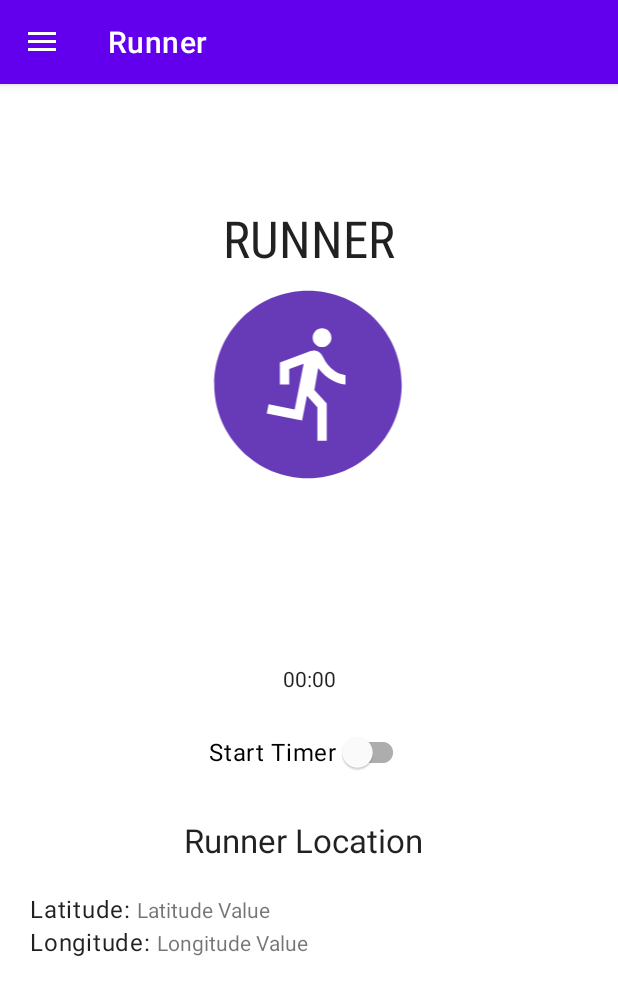
After one commit to niranjk/android_tutorial, an Android app: the RunnerActivity screen opened directly, with no data from a screen before it, on a phone screen of 412 x 824 dp. The commit adds this screen. Shown: the top 995 px of the screen. Run offline under Robolectric (Android 15) with nearby library versions, the phone set to English and light mode, and no system bars; our stand-ins replace data binding.

Commit message:
RunnerApp : Lifecycle aware components - Lifecycle, LifecycleOwner, LifecycleEventObserver

```diff
--- a/app/src/main/AndroidManifest.xml
+++ b/app/src/main/AndroidManifest.xml
@@ -1,6 +1,9 @@
 <?xml version="1.0" encoding="utf-8"?>
 <manifest xmlns:android="http://schemas.android.com/apk/res/android"
           package="com.niranjan.androidtutorials">
+
+    <uses-permission android:name="android.permission.ACCESS_FINE_LOCATION" />
+    <uses-permission android:name="android.permission.ACCESS_COARSE_LOCATION" />
 
     <application
             android:allowBackup="true"
@@ -20,6 +23,7 @@
         <activity android:name=".slot.SlotActivity"/>
         <activity android:name=".price.PriceCalculatorActivity"/>
         <activity android:name=".quiz.QuizActivity" />
+        <activity android:name=".runner.RunnerActivity" />
     </application>
 
 </manifest>
--- a/app/src/main/java/com/niranjan/androidtutorials/MainConstants.kt
+++ b/app/src/main/java/com/niranjan/androidtutorials/MainConstants.kt
@@ -4,7 +4,8 @@ object MainConstants {
     enum class Feature(val value: String) {
         SLOT("Slot Machine"),
         PRICE("Price Calculator"),
-        QUIZ("Quiz")
+        QUIZ("Quiz"),
+        STOPWATCH("STOPWATCH")
     }
 
     const val SLOT_EXTRA_KEY = "SLOT_EXTRA_KEY"
--- /dev/null
+++ b/app/src/main/java/com/niranjan/androidtutorials/runner/RunnerActivity.kt
@@ -0,0 +1,92 @@
+package com.niranjan.androidtutorials.runner
+
+import android.Manifest
+import android.content.pm.PackageManager
+import android.location.Location
+import android.location.LocationListener
+import android.os.Bundle
+import android.os.SystemClock
+import android.widget.Toast
+import androidx.core.app.ActivityCompat
+import androidx.core.content.ContextCompat
+import androidx.lifecycle.ViewModelProvider
+import com.niranjan.androidtutorials.R
+import com.niranjan.androidtutorials.databinding.ActivityRunnerBinding
+import com.niranjan.androidtutorials.drawer.DrawerBaseActivity
+
+class RunnerActivity : DrawerBaseActivity(), LocationListener{
+
+    lateinit var runnerBinding: ActivityRunnerBinding
+    lateinit var viewModel: StopWatchViewModel
+
+    override fun onCreate(savedInstanceState: Bundle?) {
+        super.onCreate(savedInstanceState)
+        runnerBinding = ActivityRunnerBinding.inflate(layoutInflater)
+        setContentView(runnerBinding.root)
+        allocateActivityTitle(getString(R.string.label_runner_app))
+        viewModel = ViewModelProvider(this)[StopWatchViewModel::class.java]
+        setupStopWatchTimer()
+        setListeners()
+    }
+
+    private fun checkLocationPermission(){
+        if (ContextCompat.checkSelfPermission(this, Manifest.permission.ACCESS_FINE_LOCATION)
+            != PackageManager.PERMISSION_GRANTED &&
+            ActivityCompat.checkSelfPermission(this, Manifest.permission.ACCESS_COARSE_LOCATION)
+            != PackageManager.PERMISSION_GRANTED
+        ) {
+            ActivityCompat.requestPermissions(
+                this,
+                arrayOf(
+                    Manifest.permission.ACCESS_FINE_LOCATION,
+                    Manifest.permission.ACCESS_COARSE_LOCATION
+                ),
+                1
+            )
+        } else {
+            RunnerLocationManager(applicationContext, lifecycleOwner = this, mLocationListener = this)
+        }
+    }
+
+    override fun onLocationChanged(location: Location) {
+        with(runnerBinding){
+            latitudeValueTv.text = location.latitude.toString()
+            longitudeValueTv.text = location.longitude.toString()
+        }
+    }
+
+    private fun setupStopWatchTimer(){
+        var startTime  = viewModel.getStartTime()
+        if(startTime != null ) runnerBinding.chronometer.base = startTime
+        else {
+            startTime = SystemClock.elapsedRealtime()
+            viewModel.setStartTime(startTime)
+            runnerBinding.chronometer.base = startTime
+        }
+    }
+
+    private fun setListeners(){
+        runnerBinding.timerBtn.setOnCheckedChangeListener { buttonView, isChecked ->
+            with(runnerBinding) {
+                if (isChecked) {
+                    timerBtn.text = getString(R.string.label_stop_watch_stop_timer)
+                    chronometer.start()
+                    // Check Location Permission
+                    checkLocationPermission()
+                } else {
+                    timerBtn.text = getString(R.string.label_stop_watch_start_timer)
+                    chronometer.stop()
+                }
+            }
+        }
+    }
+
+    override fun onRequestPermissionsResult(requestCode: Int, permissions: Array<out String>, grantResults: IntArray) {
+        super.onRequestPermissionsResult(requestCode, permissions, grantResults)
+        if(grantResults.size > 1 && grantResults[0] == PackageManager.PERMISSION_GRANTED){
+            RunnerLocationManager(applicationContext, lifecycleOwner = this, mLocationListener = this)
+        }else {
+            Toast.makeText(this, "No location permission given", Toast.LENGTH_LONG).show()
+        }
+    }
+}
--- /dev/null
+++ b/app/src/main/java/com/niranjan/androidtutorials/runner/StopWatchViewModel.kt
@@ -0,0 +1,14 @@
+package com.niranjan.androidtutorials.runner
+
+import androidx.lifecycle.ViewModel
+
+class StopWatchViewModel : ViewModel() {
+
+    private var mStartTime: Long? = null
+
+    fun getStartTime(): Long? = mStartTime
+    fun setStartTime(value: Long){
+        mStartTime = value
+    }
+
+}
--- /dev/null
+++ b/app/src/main/res/drawable/ic_runner.xml
@@ -0,0 +1,5 @@
+<vector android:height="24dp" android:tint="#000000"
+    android:viewportHeight="24" android:viewportWidth="24"
+    android:width="24dp" xmlns:android="http://schemas.android.com/apk/res/android">
+    <path android:fillColor="@android:color/white" android:pathData="M12,2C6.48,2 2,6.48 2,12c0,5.52 4.48,10 10,10s10,-4.48 10,-10C22,6.48 17.52,2 12,2zM13.5,6c0.55,0 1,0.45 1,1c0,0.55 -0.45,1 -1,1s-1,-0.45 -1,-1C12.5,6.45 12.95,6 13.5,6zM16,12c-0.7,0 -2.01,-0.54 -2.91,-1.76l-0.41,2.35L14,14.03V18h-1v-3.58l-1.11,-1.21l-0.52,2.64L7.6,15.08l0.2,-0.98l2.78,0.57l0.96,-4.89L10,10.35V12H9V9.65l3.28,-1.21c0.49,-0.18 1.03,0.06 1.26,0.53C14.37,10.67 15.59,11 16,11V12z"/>
+</vector>
--- /dev/null
+++ b/app/src/main/res/drawable/ic_timer.xml
@@ -0,0 +1,5 @@
+<vector android:height="24dp" android:tint="#000000"
+    android:viewportHeight="24" android:viewportWidth="24"
+    android:width="24dp" xmlns:android="http://schemas.android.com/apk/res/android">
+    <path android:fillColor="@android:color/white" android:pathData="M15,1L9,1v2h6L15,1zM11,14h2L13,8h-2v6zM19.03,7.39l1.42,-1.42c-0.43,-0.51 -0.9,-0.99 -1.41,-1.41l-1.42,1.42C16.07,4.74 14.12,4 12,4c-4.97,0 -9,4.03 -9,9s4.02,9 9,9 9,-4.03 9,-9c0,-2.12 -0.74,-4.07 -1.97,-5.61zM12,20c-3.87,0 -7,-3.13 -7,-7s3.13,-7 7,-7 7,3.13 7,7 -3.13,7 -7,7z"/>
+</vector>
--- /dev/null
+++ b/app/src/main/res/layout/activity_runner.xml
@@ -0,0 +1,114 @@
+<?xml version="1.0" encoding="utf-8"?>
+<layout xmlns:tools="http://schemas.android.com/tools" xmlns:android="http://schemas.android.com/apk/res/android"
+        xmlns:app="http://schemas.android.com/apk/res-auto">
+    <androidx.constraintlayout.widget.ConstraintLayout
+            android:layout_width="match_parent"
+            android:layout_height="match_parent">
+
+        <TextView
+                android:id="@+id/stopwatch_tv"
+                android:layout_width="0dp"
+                android:layout_height="wrap_content"
+                android:gravity="center"
+                android:text="@string/label_runner_app"
+                android:textSize="34sp"
+                app:layout_constraintTop_toTopOf="parent"
+                app:layout_constraintEnd_toEndOf="parent" app:layout_constraintStart_toStartOf="parent"
+                app:fontFamily="sans-serif-condensed" app:textAllCaps="true" android:layout_marginTop="80dp"
+                app:layout_constraintHorizontal_bias="0.0"
+                android:textAppearance="@style/TextAppearance.AppCompat.Body1"/>
+        <ImageView
+                android:layout_width="200dp"
+                android:layout_height="150dp"
+                app:srcCompat="@drawable/ic_runner"
+                android:id="@+id/runner_iv"
+                app:layout_constraintTop_toBottomOf="@+id/stopwatch_tv"
+                app:layout_constraintStart_toStartOf="parent"
+                app:layout_constraintEnd_toEndOf="parent"
+                app:tint="#673AB7" app:layout_constraintVertical_bias="1.0"
+                app:layout_constraintHorizontal_bias="0.497"/>
+        <Chronometer
+                android:id="@+id/chronometer"
+                android:layout_width="match_parent"
+                android:layout_height="50dp"
+                android:gravity="center"
+                app:layout_constraintTop_toBottomOf="@id/runner_iv"
+                tools:layout_editor_absoluteX="0dp"
+                android:layout_marginTop="96dp"/>
+
+        <com.google.android.material.switchmaterial.SwitchMaterial
+                android:text="Start Timer"
+                android:layout_width="wrap_content"
+                android:layout_height="wrap_content"
+                android:id="@+id/timer_btn"
+                app:layout_constraintTop_toBottomOf="@+id/chronometer"
+                app:layout_constraintStart_toStartOf="parent"
+                app:layout_constraintEnd_toEndOf="parent"/>
+
+        <TextView
+                android:text="Runner Location "
+                android:layout_width="wrap_content"
+                android:layout_height="wrap_content" android:id="@+id/location_tv"
+                app:layout_constraintStart_toStartOf="parent" app:layout_constraintEnd_toEndOf="parent"
+                app:layout_constraintTop_toBottomOf="@+id/timer_btn"
+                android:textAppearance="@style/TextAppearance.AppCompat.Large" android:layout_marginTop="20dp"
+                app:layout_constraintHorizontal_bias="0.497"/>
+        <LinearLayout
+                android:layout_width="match_parent"
+                android:layout_height="wrap_content"
+                android:orientation="vertical"
+                android:layout_marginHorizontal="20dp"
+                android:layout_marginVertical="20dp"
+                app:layout_constraintTop_toBottomOf="@id/location_tv">
+            <LinearLayout
+                    android:layout_width="match_parent"
+                    android:layout_height="wrap_content"
+                    android:orientation="horizontal">
+                <TextView
+                        android:text="Latitude: "
+                        android:layout_width="wrap_content"
+                        android:layout_height="wrap_content"
+                        android:id="@+id/latitude_title_tv"
+                        style="@style/TextAppearance.Material3.BodyLarge"
+                        app:layout_constraintStart_toStartOf="parent"
+                        android:textAppearance="@style/TextAppearance.AppCompat.Small"/>
+                <TextView
+                        android:text="Latitude Value"
+                        android:layout_width="wrap_content"
+                        android:layout_height="wrap_content"
+                        android:id="@+id/latitude_value_tv"
+                        app:layout_constraintStart_toEndOf="@+id/latitude_title_tv"
+                        app:layout_constraintTop_toTopOf="@id/latitude_title_tv"
+                        app:layout_constraintEnd_toEndOf="parent"
+                        android:textAppearance="@style/TextAppearance.AppCompat.Small"/>
+            </LinearLayout>
+
+            <LinearLayout
+                    android:layout_width="match_parent"
+                    android:layout_height="wrap_content"
+                    android:orientation="horizontal">
+                <TextView
+                        android:text="Longitude: "
+                        android:layout_width="wrap_content"
+                        android:layout_height="wrap_content"
+                        android:id="@+id/longitude_title_tv"
+                        style="@style/TextAppearance.Material3.BodyLarge"
+                        app:layout_constraintStart_toStartOf="parent"
+                        app:layout_constraintEnd_toStartOf="@+id/longitude_value_tv"
+                        app:layout_constraintBottom_toBottomOf="parent"
+                        android:textAppearance="@style/TextAppearance.AppCompat.Small"/>
+                <TextView
+                        android:text="Longitude Value"
+                        android:layout_width="wrap_content"
+                        android:layout_height="wrap_content"
+                        android:id="@+id/longitude_value_tv"
+                        app:layout_constraintBottom_toBottomOf="parent"
+                        app:layout_constraintTop_toBottomOf="@+id/latitude_value_tv"
+                        app:layout_constraintEnd_toEndOf="parent"/>
+            </LinearLayout>
+        </LinearLayout>
+
+
+
+    </androidx.constraintlayout.widget.ConstraintLayout>
+</layout>
--- a/app/src/main/res/menu/navdrawer_menu.xml
+++ b/app/src/main/res/menu/navdrawer_menu.xml
@@ -17,4 +17,9 @@
             android:icon="@drawable/ic_quiz_question_answer"
             android:title="@string/label_quiz_app"
     />
+    <item
+            android:id="@+id/runnerActivity"
+            android:icon="@drawable/ic_runner"
+            android:title="@string/label_runner_app"
+    />
 </menu>
--- a/app/src/main/res/navigation/main_nav_graph.xml
+++ b/app/src/main/res/navigation/main_nav_graph.xml
@@ -15,6 +15,9 @@
     <activity android:id="@+id/priceCalculatorActivity"
               android:name="com.niranjan.androidtutorials.price.PriceCalculatorActivity"
               android:label="PriceCalculatorActivity"/>
+    <activity android:id="@+id/runnerActivity"
+              android:name="com.niranjan.androidtutorials.runner.RunnerActivity"
+              android:label="RunnerActivity"/>
 
 
 </navigation>
--- a/app/src/main/res/values/strings.xml
+++ b/app/src/main/res/values/strings.xml
@@ -36,6 +36,10 @@
     <string name="title_quiz_question">Quiz Question (%1$d/%2$d)</string>
     <string name="submit_button">Submit</string>
 
+    <!-- StopWatch App Text-->
+    <string name="label_runner_app">Runner</string>
+    <string name="label_stop_watch_start_timer">Start Timer</string>
+    <string name="label_stop_watch_stop_timer">Stop Timer</string>
 
     <!-- Drawer Layout-->
     <string name="label_drawer_open">Drawer Open</string>
--- a/build.gradle
+++ b/build.gradle
@@ -5,6 +5,7 @@ ext {
     appcompat_version = '1.5.1'
     material_version = '1.6.1'
     constraint_version = '2.1.4'
+    lifecycle_version = '2.6.0-alpha02'
 }
 
 buildscript {
--- a/gradle.properties
+++ b/gradle.properties
@@ -25,3 +25,4 @@ df_slot_activity = "com.niranjan.androidtutorials.slot.SlotActivity"
 df_price_activity = "com.niranjan.androidtutorials.price.PriceCalculatorActivity"
 df_quiz_activity = "com.niranjan.androidtutorials.quiz.QuizActivity"
 df_main_activity = "com.niranjan.androidtutorials.MainActivity"
+df_runner_activity = "com.niranjan.androidtutorials.runner.RunnerActivity"
```
Also changed, not shown: app/build.gradle (+10 -0 lines), app/src/main/java/com/niranjan/androidtutorials/drawer/DrawerBaseActivity.kt (+8 -0 lines), app/src/main/java/com/niranjan/androidtutorials/runner/RunnerLocationManager.kt (added, +58 -0 lines), 1 other file. Lines whose indentation alone changed are shown as unchanged.
